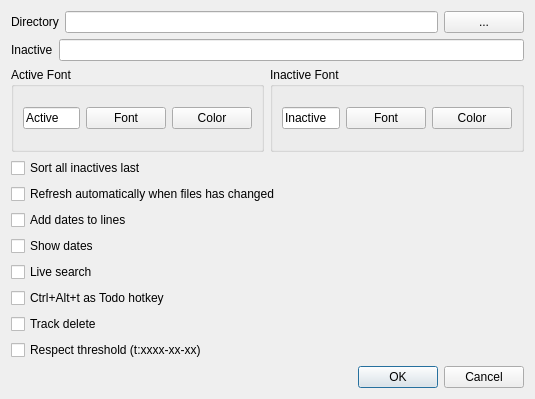
Before: the Qt Designer form settingsdialog.ui in SverrirValgeirsson/Todour, drawn with Qt 5.
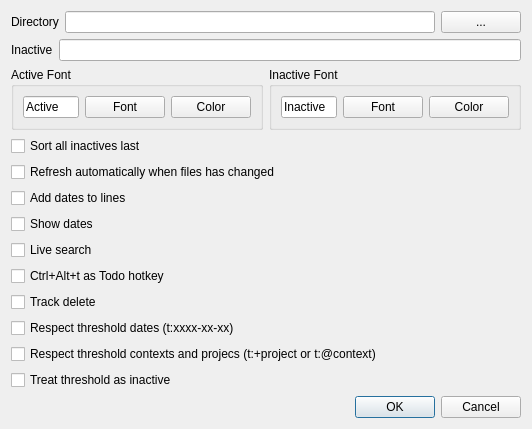
After: the same form once the commit is applied.

Commit message: Added support for threshold labels (dependencies) and handling thresholds as inactives

Diff of the .ui file:
```diff
--- a/settingsdialog.ui
+++ b/settingsdialog.ui
@@ -6,8 +6,8 @@
    <rect>
     <x>0</x>
     <y>0</y>
-    <width>535</width>
-    <height>399</height>
+    <width>532</width>
+    <height>425</height>
    </rect>
   </property>
   <property name="windowTitle">
@@ -187,7 +187,21 @@
    <item>
     <widget class="QCheckBox" name="cb_threshold">
      <property name="text">
-      <string>Respect threshold (t:xxxx-xx-xx)</string>
+      <string>Respect threshold dates (t:xxxx-xx-xx)</string>
+     </property>
+    </widget>
+   </item>
+   <item>
+    <widget class="QCheckBox" name="cb_threshold_label">
+     <property name="text">
+      <string>Respect threshold contexts and projecs (t:+project or t:@context)</string>
+     </property>
+    </widget>
+   </item>
+   <item>
+    <widget class="QCheckBox" name="cb_threshold_inactive">
+     <property name="text">
+      <string>Treat threshold as inactive</string>
      </property>
     </widget>
    </item>
```
The commit also changes 5 other files.
